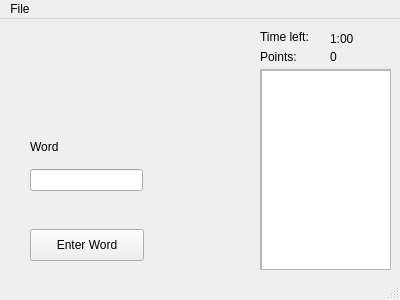
Above: mainwindow.ui from JeffreySmith/Word-scramble before the change. Below: the same form after it.
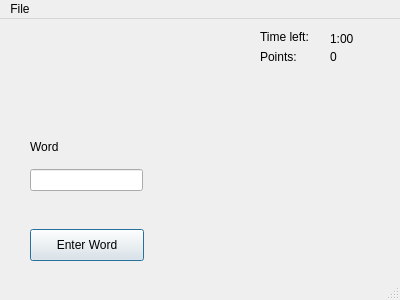
That is the form after the change.

Diff of the .ui file:
```diff
--- a/mainwindow.ui
+++ b/mainwindow.ui
@@ -26,39 +26,9 @@
     <property name="text">
      <string>Enter Word</string>
     </property>
-   </widget>
-   <widget class="QScrollArea" name="scrollArea">
-    <property name="geometry">
-     <rect>
-      <x>260</x>
-      <y>50</y>
-      <width>131</width>
-      <height>201</height>
-     </rect>
-    </property>
-    <property name="widgetResizable">
+    <property name="default">
      <bool>true</bool>
     </property>
-    <widget class="QWidget" name="scrollAreaWidgetContents">
-     <property name="geometry">
-      <rect>
-       <x>0</x>
-       <y>0</y>
-       <width>129</width>
-       <height>199</height>
-      </rect>
-     </property>
-     <widget class="QListWidget" name="listWidget">
-      <property name="geometry">
-       <rect>
-        <x>0</x>
-        <y>0</y>
-        <width>131</width>
-        <height>201</height>
-       </rect>
-      </property>
-     </widget>
-    </widget>
    </widget>
    <widget class="QLineEdit" name="inputTextArea">
     <property name="geometry">
```
